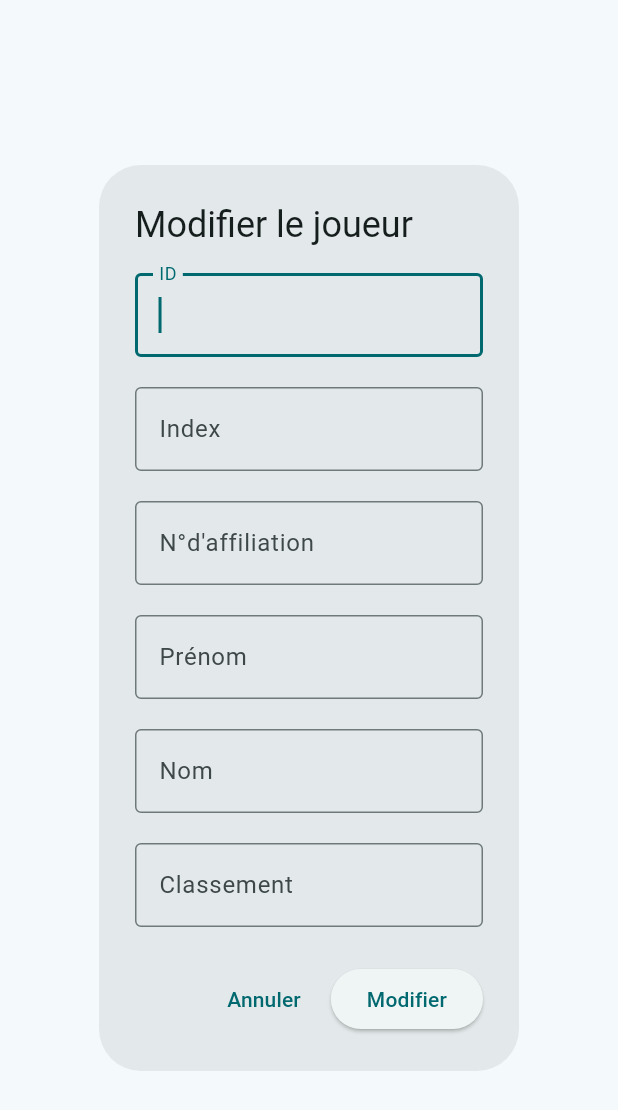
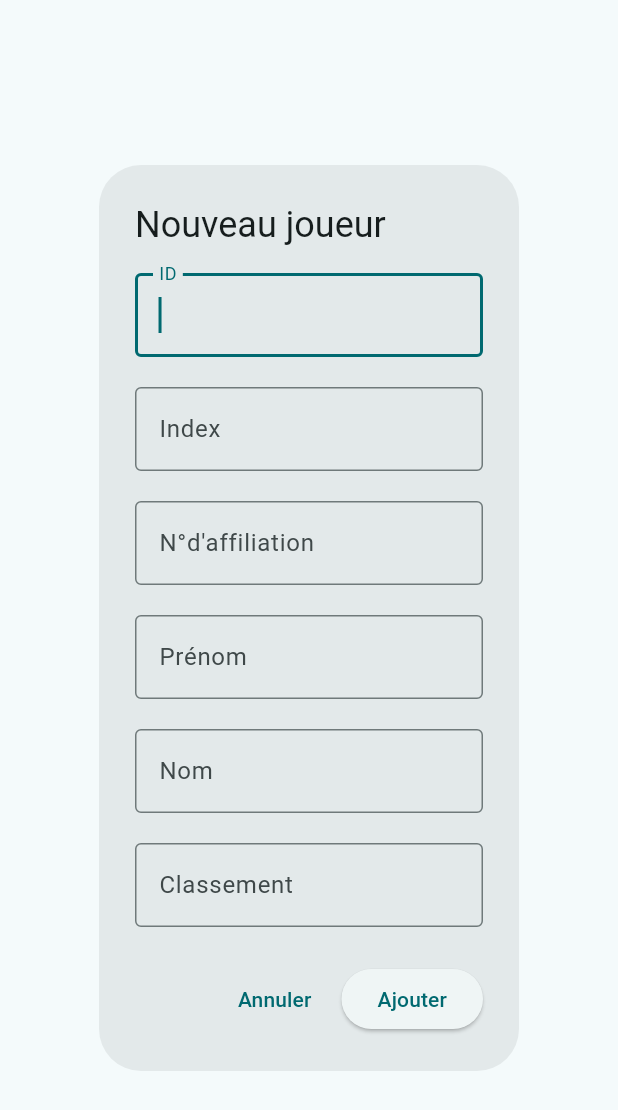
Before and after one commit to eppeque/cttw_selection, a Flutter app: the AddPlayerDialog widget shown alone on an empty page, opened directly, on a phone screen of 412 x 824 dp. Shown: the top 1110 px of the screen. Run offline on Flutter 3.47's test engine with Material 2 defaults, Android fonts, the phone set to English and light mode, and no system bars; our stand-ins replace cloud_firestore, firebase_core, shared_preferences; accounts and stored records are empty; Roboto replaces fonts that are missing (Zen Kaku Gothic Antique); statements that could not run were skipped.

Commit message:
Correction d'un problème où certains textes étaient érronnés dans le pop-up de création/modification de joueur

```diff
--- a/lib/src/players_listing/add_player_dialog.dart
+++ b/lib/src/players_listing/add_player_dialog.dart
@@ -56,7 +56,7 @@ class _AddPlayerDialogState extends State<AddPlayerDialog> {
   Widget build(BuildContext context) {
     return AlertDialog(
       // Le titre du pop-up
-      title: Text(widget.isPlayerSet ? 'Nouveau joueur' : 'Modifier le joueur'),
+      title: Text(widget.isPlayerSet ? 'Modifier le joueur' : 'Nouveau joueur'),
 
       // Le contenu avec le formulaire
       content: Form(
@@ -196,7 +196,7 @@ class _AddPlayerDialogState extends State<AddPlayerDialog> {
               await playersDatabase.addPlayer(newPlayer);
             }
           },
-          child: Text(widget.isPlayerSet ? 'Ajouter' : 'Modifier'),
+          child: Text(widget.isPlayerSet ? 'Modifier' : 'Ajouter'),
         ),
       ],
     );
```
